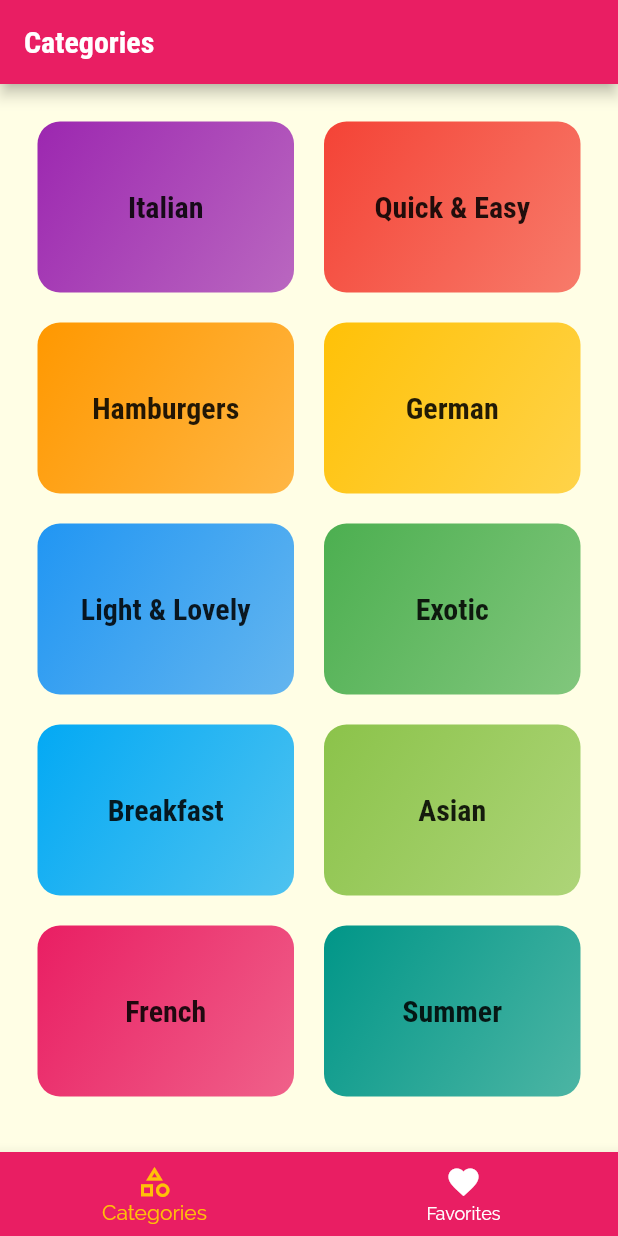
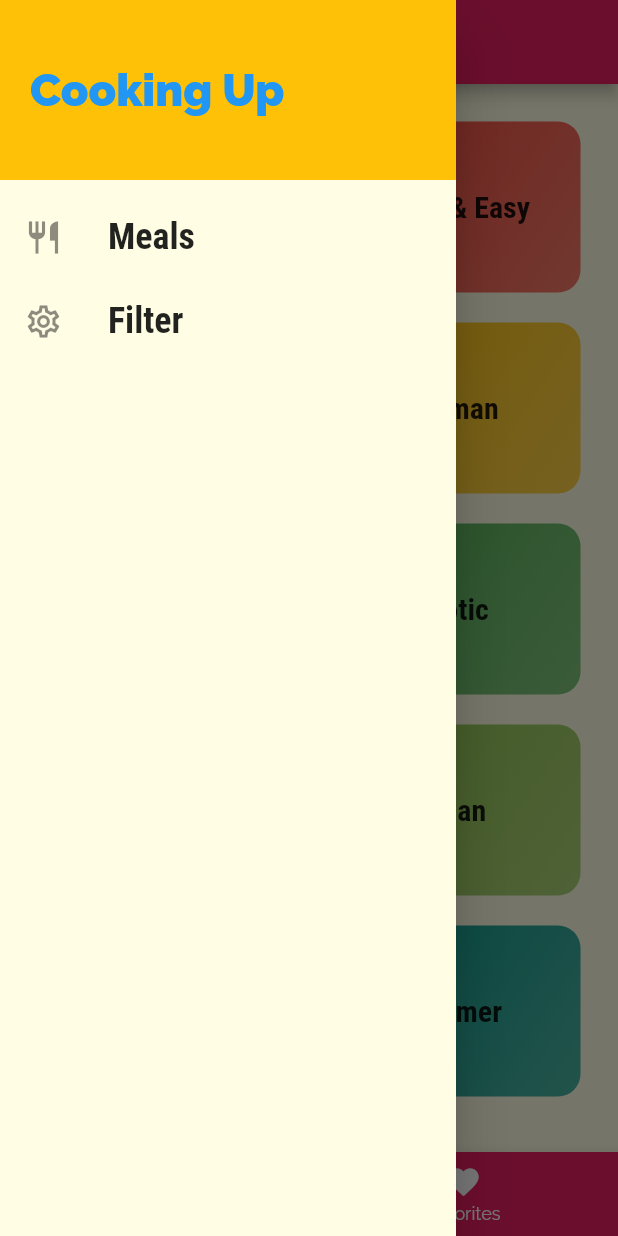
Before and after one commit to Manoj882/meals_app, a Flutter app: the screen it shows after launch, with the side drawer open (before the commit the screen has no drawer), on a phone screen of 412 x 824 dp. Run offline on Flutter 3.47's test engine with Material 2 defaults, Android fonts, the phone set to English and light mode, and no system bars.

Commit message:
added a custom drawer

```diff
--- a/lib/screens/tabs_screen.dart
+++ b/lib/screens/tabs_screen.dart
@@ -1,6 +1,7 @@
 import 'package:flutter/material.dart';
 import 'package:meals_app/screens/categories_screen.dart';
 import 'package:meals_app/screens/favorites_screen.dart';
+import 'package:meals_app/widget/main_drawer.dart';
 
 class TabScreen extends StatefulWidget {
   const TabScreen({super.key});
@@ -44,6 +45,7 @@ class _TabScreenState extends State<TabScreen> {
           // title: Text('Meals'),
           title: Text(_pages[_selectedPageIndex]['title']),
         ),
+        drawer: MainDrawer(),
 
         body: _pages[_selectedPageIndex]['page'],
         // body: _pages[_selectedPageIndex],
--- /dev/null
+++ b/lib/widget/main_drawer.dart
@@ -0,0 +1,54 @@
+import 'package:flutter/material.dart';
+
+class MainDrawer extends StatelessWidget {
+  const MainDrawer({super.key});
+
+
+  Widget buildListTile(String title, IconData icon){
+    return ListTile(
+    leading: Icon(
+      icon,
+      size: 26,
+    ),
+    title: Text(
+      title,
+      style: TextStyle(
+        fontFamily: 'RobotoCondensed',
+        fontSize: 24,
+        fontWeight: FontWeight.bold,
+      ),
+    ),
+    onTap: (){},
+  );
+  }
+
+  @override
+  Widget build(BuildContext context) {
+    return Drawer(
+      child: Column(
+        children: [
+          Container(
+            height: 120,
+            width: double.infinity,
+            padding: EdgeInsets.all(20),
+            alignment: Alignment.centerLeft,
+            color: Theme.of(context).colorScheme.secondary,
+            child: Text(
+              'Cooking Up',
+              style: TextStyle(
+                fontSize: 30,
+                fontWeight: FontWeight.w900,
+                color: Theme.of(context).primaryColor,
+              ),
+            ),
+          ),
+          SizedBox(
+            height: 10,
+          ),
+          buildListTile('Meals', Icons.restaurant_outlined),
+          buildListTile('Filter', Icons.settings_outlined),
+        ],
+      ),
+    );
+  }
+}
```
